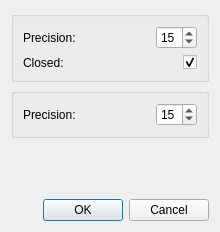
The window that Polyhedron/demo/Polyhedron/Plugins/PCA/Basic_volumes_generator_dialog.ui (CGAL/cgal) describes before a commit, drawn with Qt 5.
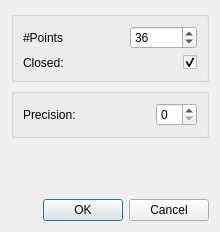
The same window after the commit.

What changed in the file:
```diff
--- a/Polyhedron/demo/Polyhedron/Plugins/PCA/Basic_volumes_generator_dialog.ui
+++ b/Polyhedron/demo/Polyhedron/Plugins/PCA/Basic_volumes_generator_dialog.ui
@@ -33,20 +33,20 @@
              <string>There will be 360/precision points taken on the circle basis to make the cylinder</string>
             </property>
             <property name="text">
-             <string>Precision:</string>
+             <string>#Points</string>
             </property>
            </widget>
           </item>
           <item>
            <widget class="QSpinBox" name="cylinderSpinBox">
             <property name="minimum">
-             <number>1</number>
+             <number>3</number>
             </property>
             <property name="maximum">
-             <number>60</number>
+             <number>360000</number>
             </property>
             <property name="value">
-             <number>15</number>
+             <number>36</number>
             </property>
            </widget>
           </item>
@@ -100,13 +100,13 @@
           <item>
            <widget class="QSpinBox" name="SphereSpinBox">
             <property name="minimum">
-             <number>1</number>
+             <number>0</number>
             </property>
             <property name="maximum">
              <number>60</number>
             </property>
             <property name="value">
-             <number>15</number>
+             <number>0</number>
             </property>
            </widget>
           </item>
```
Left out of the diff: 4 changed lines with no effect on the pictures.
